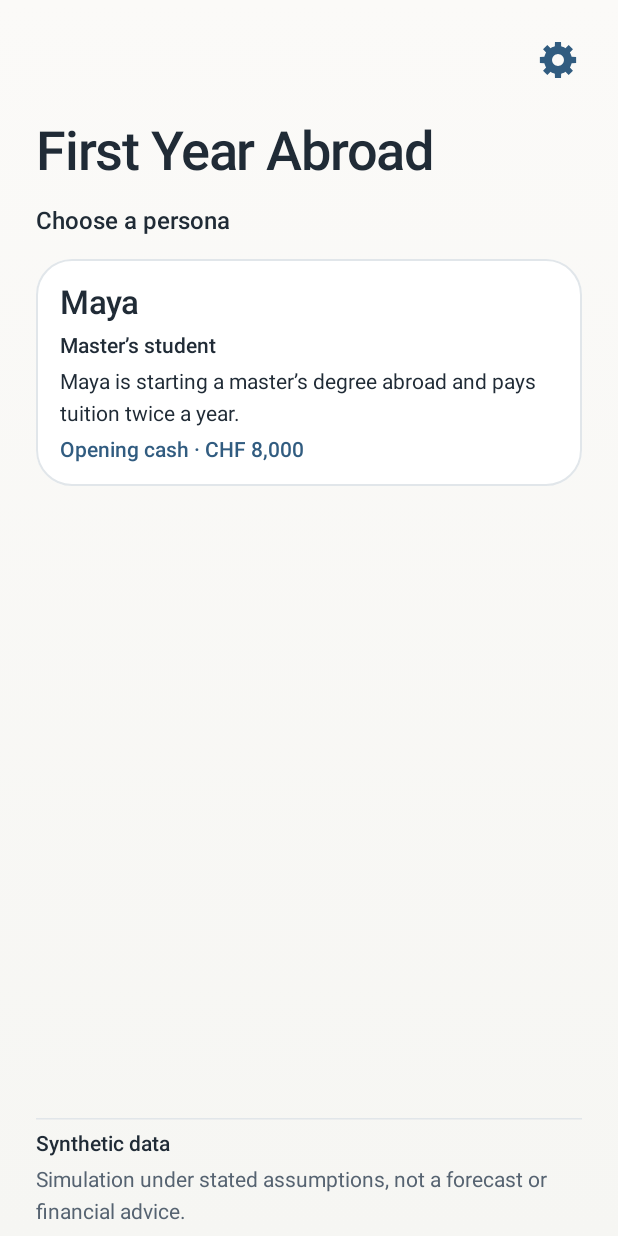
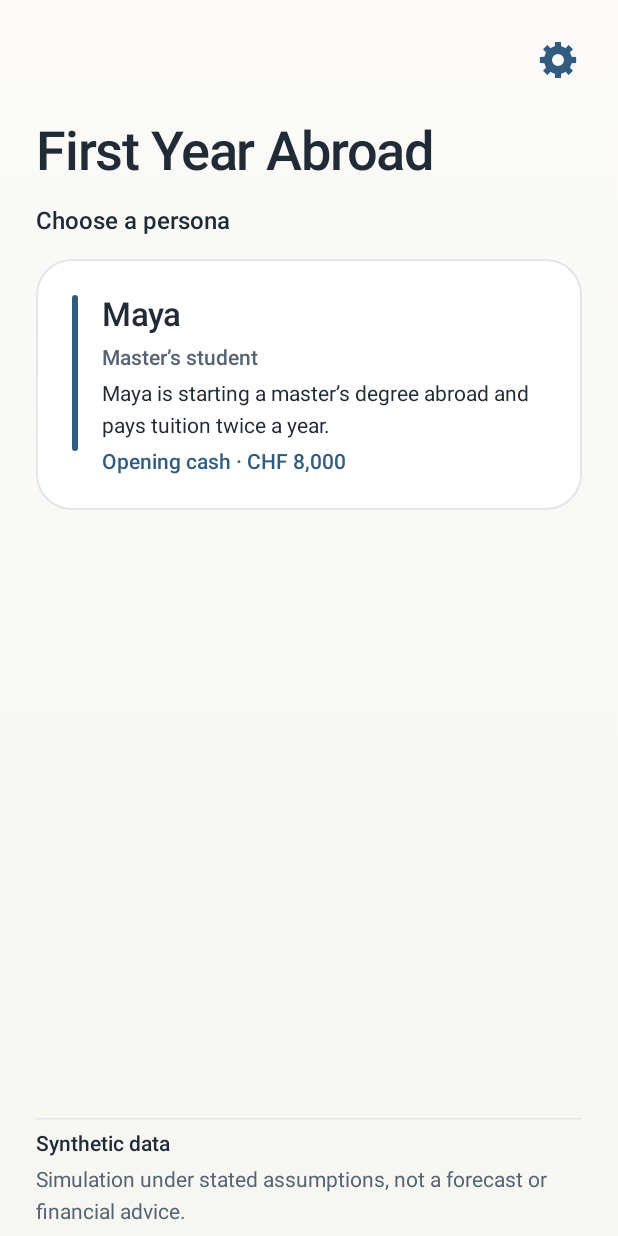
Before and after one commit to Lauzhackathuna/Thunasalmon, an Android app built with Jetpack Compose: the screen it shows after launch (MainActivity), on a phone screen of 412 x 824 dp. Run offline under Robolectric (Android 15) with nearby library versions, the phone set to English and light mode, and no system bars; our stand-ins replace Compose Multiplatform resources.

Commit message:
feat(design): add a quiet visual signature to persona selection

```diff
--- a/FinLife/shared/src/commonMain/kotlin/com/tuna/finlife/ui/PersonaScreens.kt
+++ b/FinLife/shared/src/commonMain/kotlin/com/tuna/finlife/ui/PersonaScreens.kt
@@ -1,14 +1,21 @@
 package com.tuna.finlife.ui
 
+import androidx.compose.foundation.background
 import androidx.compose.foundation.layout.Arrangement
+import androidx.compose.foundation.layout.Box
 import androidx.compose.foundation.layout.Column
 import androidx.compose.foundation.layout.fillMaxWidth
+import androidx.compose.foundation.layout.height
+import androidx.compose.foundation.layout.Row
+import androidx.compose.foundation.layout.width
 import androidx.compose.foundation.layout.padding
 import androidx.compose.material3.MaterialTheme
 import androidx.compose.material3.OutlinedCard
 import androidx.compose.material3.Text
 import androidx.compose.runtime.Composable
 import androidx.compose.ui.Modifier
+import androidx.compose.ui.Alignment
+import androidx.compose.ui.unit.dp
 import com.tuna.finlife.i18n.displayMoney
 import com.tuna.finlife.model.Persona
 import finlife.shared.generated.resources.Res
@@ -42,18 +49,30 @@ internal fun PersonaSelectionScreen(
             modifier = Modifier.fillMaxWidth(),
             shape = MaterialTheme.shapes.large,
         ) {
+            Row(
+                modifier = Modifier.padding(FinLifeSpacing.large),
+                verticalAlignment = Alignment.Top,
+                horizontalArrangement = Arrangement.spacedBy(FinLifeSpacing.medium),
+            ) {
+                // A restrained signature stripe keeps the character screen recognizable.
+                Box(
+                    Modifier.width(4.dp).height(104.dp)
+                        .background(MaterialTheme.colorScheme.primary, MaterialTheme.shapes.small),
+                )
                 Column(
-                modifier = Modifier.padding(FinLifeSpacing.medium),
                     verticalArrangement = Arrangement.spacedBy(FinLifeSpacing.small),
+                    modifier = Modifier.weight(1f),
                 ) {
                     Text(stringResource(copy.name), style = MaterialTheme.typography.titleLarge)
-                Text(stringResource(copy.role), style = MaterialTheme.typography.labelLarge)
+                    Text(stringResource(copy.role), style = MaterialTheme.typography.labelLarge,
+                        color = MaterialTheme.colorScheme.onSurfaceVariant)
                     Text(stringResource(copy.story), style = MaterialTheme.typography.bodyMedium)
                     Text(
                         text = stringResource(Res.string.opening_cash) + " · " + displayMoney(openingCash),
                         style = MaterialTheme.typography.labelLarge,
                         color = MaterialTheme.colorScheme.primary,
                     )
+                }
             }
         }
     }
```
Lines whose indentation alone changed are shown as unchanged.
